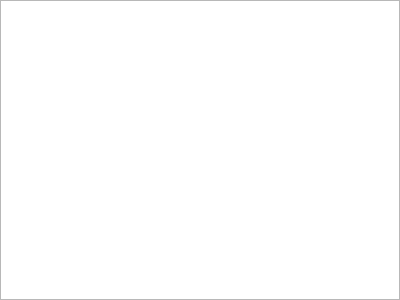
The window that ComputreeGui/view/ItemDrawableModelView/gitemdrawablemodelmanager.ui (computree/computree-v3) describes before a commit, drawn with Qt 5.
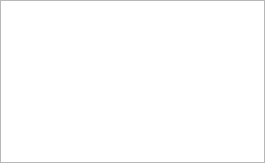
The same window after the commit.

```diff
--- a/ComputreeGui/view/ItemDrawableModelView/gitemdrawablemodelmanager.ui
+++ b/ComputreeGui/view/ItemDrawableModelView/gitemdrawablemodelmanager.ui
@@ -6,8 +6,8 @@
    <rect>
     <x>0</x>
     <y>0</y>
-    <width>400</width>
-    <height>300</height>
+    <width>265</width>
+    <height>163</height>
    </rect>
   </property>
   <property name="windowTitle">
```
